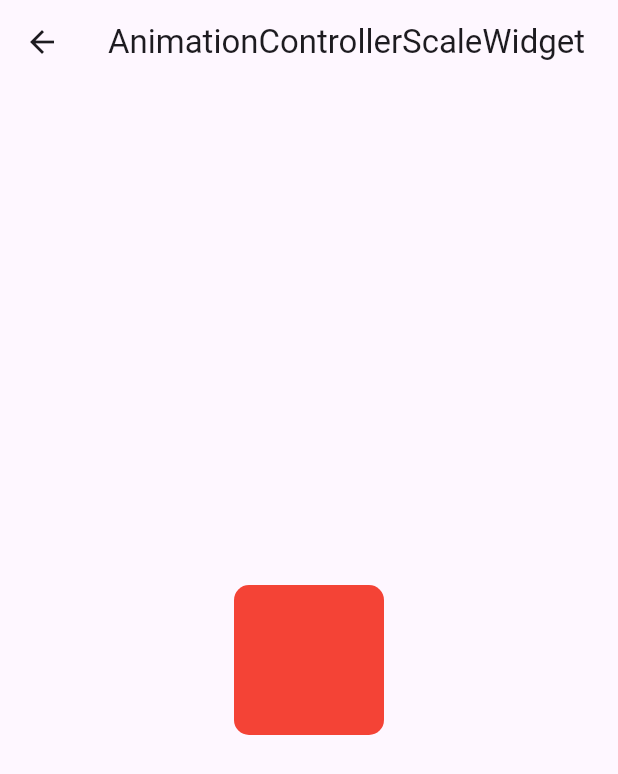
After one commit to imajoriri/motion_app, a Flutter app: the screen it shows after launch, after a tap on "custome tweenを使った実装", on a phone screen of 412 x 824 dp. The commit adds this screen. Shown: the top 774 px of the screen. Run offline on Flutter 3.47's test engine with Material 2 defaults, Android fonts, the phone set to English and light mode, and no system bars; our stand-ins replace flutter_hooks.

Commit message:
tween追加

```diff
--- a/lib/main.dart
+++ b/lib/main.dart
@@ -4,6 +4,7 @@ import 'package:motion_app/screens/animated_builder_widget_screen.dart';
 import 'package:motion_app/screens/animated_scale_widget_screen.dart';
 import 'package:motion_app/screens/animation_controller_scale_widget_screen.dart';
 import 'package:motion_app/screens/animation_screen.dart';
+import 'package:motion_app/screens/custome_tween_widget_screen.dart';
 import 'package:motion_app/screens/easing_screen.dart';
 import 'package:motion_app/screens/picture_in_picture_screen.dart';
 import 'package:motion_app/screens/scale_transition_widget_screen.dart';
@@ -164,6 +165,17 @@ class _MyHomePageState extends State<MyHomePage> {
               ),
             ),
           ),
+          CupertinoListTile(
+            title: const Text('custome tweenを使った実装'),
+            trailing: const CupertinoListTileChevron(),
+            onTap: () => Navigator.of(context).push(
+              CupertinoPageRoute<void>(
+                builder: (BuildContext context) {
+                  return const CustomeTweenWidgetScreen();
+                },
+              ),
+            ),
+          ),
         ],
       ),
       floatingActionButton: FloatingActionButton(
--- /dev/null
+++ b/lib/screens/custome_tween_widget_screen.dart
@@ -0,0 +1,92 @@
+import 'package:flutter/material.dart';
+
+class CustomeTweenWidgetScreen extends StatefulWidget {
+  const CustomeTweenWidgetScreen({Key? key}) : super(key: key);
+
+  @override
+  // ignore: library_private_types_in_public_api
+  _CustomeTweenWidgetScreenState createState() =>
+      _CustomeTweenWidgetScreenState();
+}
+
+class _CustomeTweenWidgetScreenState extends State<CustomeTweenWidgetScreen>
+    with SingleTickerProviderStateMixin {
+  late final AnimationController controller;
+  late final Animation<Color> animation;
+
+  @override
+  void initState() {
+    super.initState();
+    controller = AnimationController(
+      duration: const Duration(milliseconds: 500),
+      vsync: this,
+    )..addListener(() {
+        setState(() {});
+      });
+
+    animation =
+        controller.drive(_CustomeTween(begin: Colors.red, end: Colors.blue));
+  }
+
+  @override
+  void dispose() {
+    controller.dispose();
+    super.dispose();
+  }
+
+  @override
+  Widget build(BuildContext context) {
+    return Scaffold(
+      appBar: AppBar(
+        title: const Text('AnimationControllerScaleWidget'),
+      ),
+      body: Center(
+        child: GestureDetector(
+          onTapDown: (details) {
+            controller.forward();
+          },
+          onTapUp: (details) {
+            controller.reverse();
+          },
+          onTapCancel: () {
+            controller.reverse();
+          },
+          onTap: () {
+            // 500ms後にSnackBarを表示
+            Future.delayed(const Duration(milliseconds: 500), () {
+              const snackBar = SnackBar(
+                content: Text('tapped!!'),
+              );
+              ScaffoldMessenger.of(context).showSnackBar(snackBar);
+            });
+          },
+          child: Container(
+            width: 100,
+            height: 100,
+            decoration: BoxDecoration(
+              color: animation.value,
+              borderRadius: BorderRadius.circular(10),
+            ),
+          ),
+        ),
+      ),
+    );
+  }
+}
+
+// 前半はbeginの色、後半はendの色になるTween
+class _CustomeTween extends Tween<Color> {
+  _CustomeTween({
+    required Color begin,
+    required Color end,
+  }) : super(begin: begin, end: end);
+
+  @override
+  Color lerp(double t) {
+    if (t < 0.5) {
+      return begin!;
+    } else {
+      return end!;
+    }
+  }
+}
```
Also changed, not shown: lib/screens/variable_tween_widget_screen.dart (deleted).
